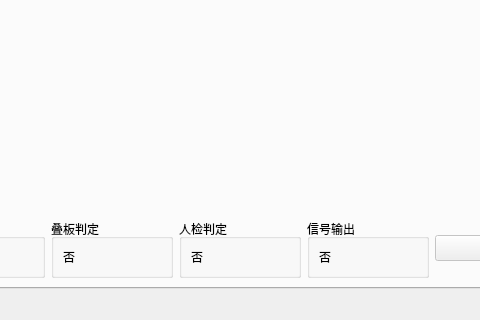
The window that Main.ui (xzcdgit/BoardCheck_yolov8) describes before a commit, drawn with Qt 5; both pictures show x 226 to 706 and y 417 to 737 of the 932 by 737 pixel window.
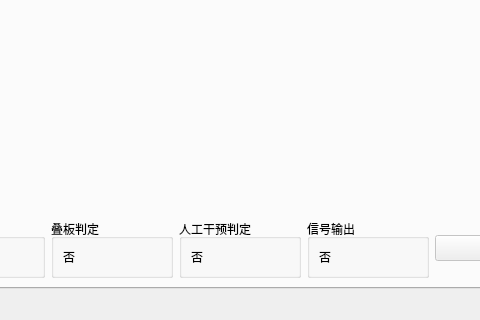
The same window after the commit. Icons and pictures are not drawn.

Commit message: 日常更新

Diff of the .ui file:
```diff
--- a/Main.ui
+++ b/Main.ui
@@ -127,7 +127,7 @@
         <item row="2" column="3">
          <widget class="QGroupBox" name="groupBox_4">
           <property name="title">
-           <string>人检判定</string>
+           <string>人工干预判定</string>
           </property>
           <layout class="QGridLayout" name="gridLayout_6">
            <item row="0" column="0">
```
The commit also changes 2 other files.
